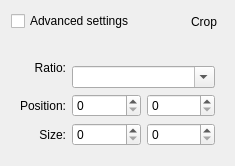
KDE/gwenview, file lib/crop/cropwidget.ui: the form before one commit.
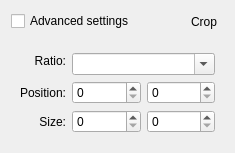
The form after the commit. Custom widgets are drawn as their Qt base class.

Commit message: Do not allow focus on checkbox: looks ugly.

What changed in the file:
```diff
--- a/lib/crop/cropwidget.ui
+++ b/lib/crop/cropwidget.ui
@@ -7,7 +7,7 @@
     <x>0</x>
     <y>0</y>
     <width>235</width>
-    <height>166</height>
+    <height>143</height>
    </rect>
   </property>
   <property name="windowTitle">
```
Left out of the diff: 3 changed lines with no effect on the pictures.
